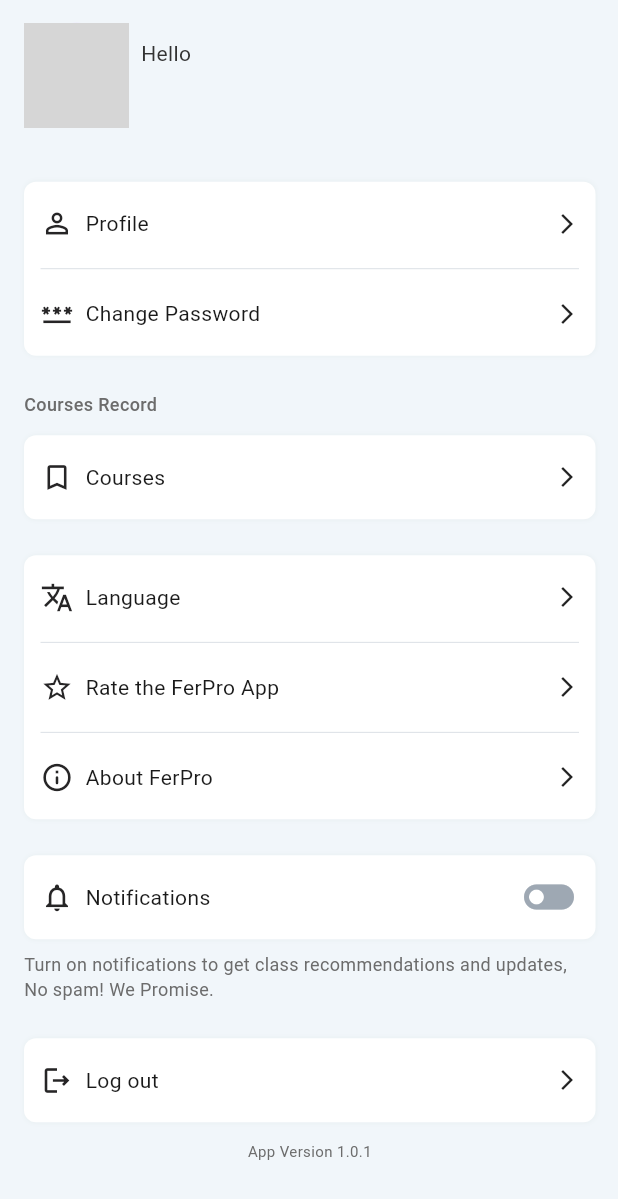
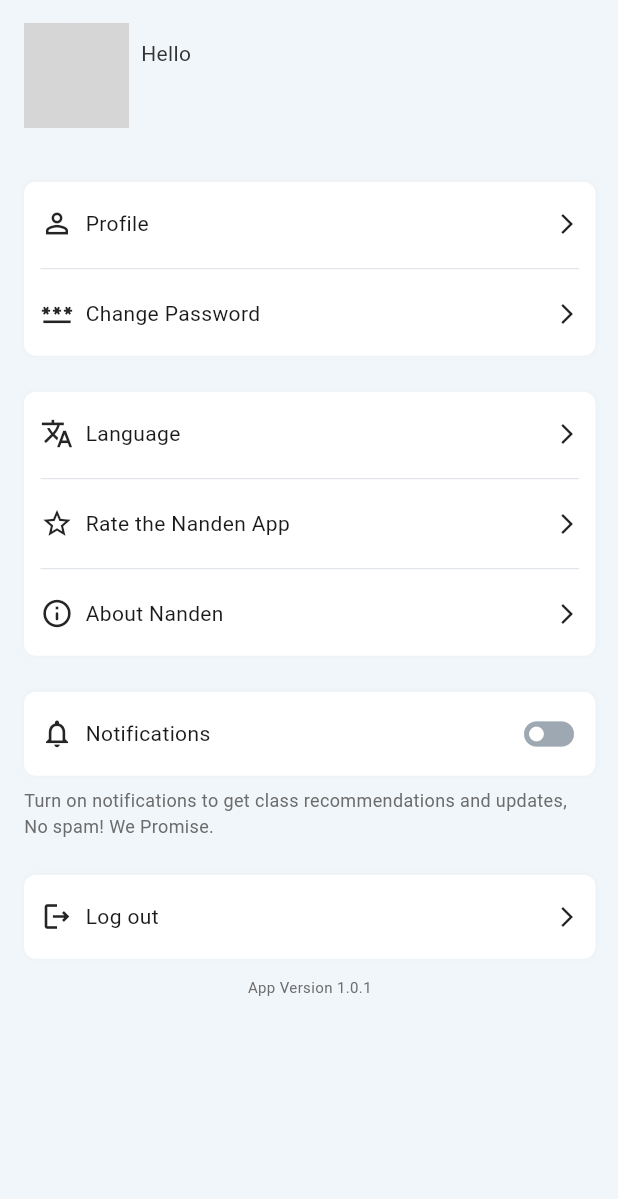
Before and after one commit to sherzadmohammad/nandin, a Flutter app: the ProfileSection screen opened directly with empty values, on a phone screen of 412 x 824 dp. Shown: the top 1199 px of the screen. Run offline on Flutter 3.47's test engine with Material 3 defaults, Android fonts, the phone set to English and light mode, and no system bars; our stand-ins replace dio, flutter_riverpod, flutter_svg, image_picker, shared_preferences, shimmer and 2 more; accounts and stored records are empty; generated files the repository leaves out were written again; network calls fail; statements that could not run were skipped; grey boxes are pictures that could not be loaded.

Commit message:
profile section edited with password bug fixed

```diff
--- a/lib/l10n/app_en.arb
+++ b/lib/l10n/app_en.arb
@@ -146,8 +146,8 @@
     "profile_courses": "Courses",
     "profile_terms": "Support and Terms",
     "profile_language": "Language",
-    "profile_rating": "Rate the FerPro App",
-    "profile_about": "About FerPro",
+    "profile_rating": "Rate the Nanden App",
+    "profile_about": "About Nanden",
     "profile_notifications": "Notifications",
     "profile_notifications_off_text": "Turn on notifications to get class recommendations and updates, No spam! We Promise.",
     "profile_app_version": "App Version 1.0.1",
@@ -155,10 +155,10 @@
     "editProfile_btn": "Save Changes",
     "editProfile_delete_btn": "Delete Account",
 
-    "about_appbar": "About FerPro",
+    "about_appbar": "About Nanden",
     "about_us": "About Us",
     "about_us_body": "Lorem ipsum dolor sit amet consectetur. Adipiscing accumsan velit nunc facilisi. Phasellus mattis hgu pharetra praesent ornare consequat congue, hjjjolg bhbhh Elementum cras nibh laoreet pretium fusce, Adipiscing blandit quis varius.",
-    "about_vision": "FerPro's Vision",
+    "about_vision": "Nanden's Vision",
     "about_vision_body": "Lorem ipsum dolor sit amet consectetur. Adipiscing accumsan velit nunc facilisi. Phasellus mattis hgu pharetra praesent ornare consequat congue, hjjjolg bhbhh Elementum cras nibh laoreet pretium fusce, Adipiscing blandit quis varius.Lorem ipsum dolor sit amet consectetur. Adipiscing accumsan velit nunc facilisi. Phasellus mattis hgu pharetra praesent ornare consequat congue, hjjjolg bhbhh Elementum cras nibh laoreet pretium fusce, Adipiscing blandit quis varius.",
     "about_mission": "FerPro's Mission",
     "about_ul": "laoreet pretium fusce, Adipiscing blandit quis  edudeb",
--- a/lib/screens/auth/register_screen.dart
+++ b/lib/screens/auth/register_screen.dart
@@ -217,7 +217,7 @@ class _SignUpPageState extends ConsumerState<SignUpPage> {
                             });
                           },
                           validator: (value){
-                            if(value==null||value.length<=8){
+                            if(value==null||value.length<8){
                               return "Password must be grater or equal than 8 char";
                             }
                             else if(value !=_passwordController.text){
@@ -240,7 +240,7 @@ class _SignUpPageState extends ConsumerState<SignUpPage> {
                             });
                           },
                           validator: (value){
-                            if(value==null||value.length<=8){
+                            if(value==null||value.length<8){
                               return "Password must be grater or equal than 8 char";
                             }
                             else if(value !=_passwordController.text){
--- a/lib/screens/home_pages/profile_section.dart
+++ b/lib/screens/home_pages/profile_section.dart
@@ -97,18 +97,6 @@ class _ProfileSectionState extends State<ProfileSection> {
                     ),
                   ),
                   const SizedBox(height: 24.0,),
-                   Text(AppLocalizations.of(context)!.profile_courses_record,
-                    style: const TextStyle(fontSize: 12,fontWeight: FontWeight.w500,color: Color(0xFF6C6C6C)),
-                  ),
-                  const SizedBox(height: 12.0,),
-                  Container(
-                    padding: padding,
-                    decoration: decoration,
-                    child: CustomProfileTiles(icon: Icons.bookmark_outline_outlined, title: AppLocalizations.of(context)!.profile_courses,
-                      onTap: (){},
-                    ),
-                  ),
-                  const SizedBox(height: 24.0,),
                   Container(
                     padding:padding,
                     decoration: decoration,
```
